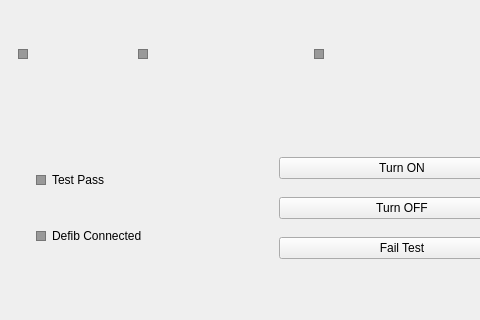
Before: the Qt Designer form aed/mainwindow.ui in HamzaAlsarakbi/AEDSimulator, drawn with Qt 5; both pictures show x 0 to 480 and y 374 to 694 of the 1091 by 694 pixel window.
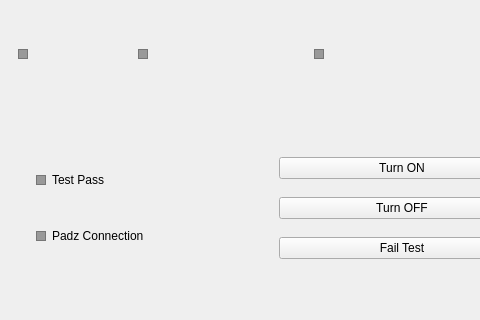
After: the same form once the commit is applied. Icons and pictures are not drawn.

```diff
--- a/aed/mainwindow.ui
+++ b/aed/mainwindow.ui
@@ -763,7 +763,7 @@
                   <bool>false</bool>
                  </property>
                  <property name="text">
-                  <string>Defib Connected</string>
+                  <string>Padz Connection</string>
                  </property>
                 </widget>
                </item>
```
